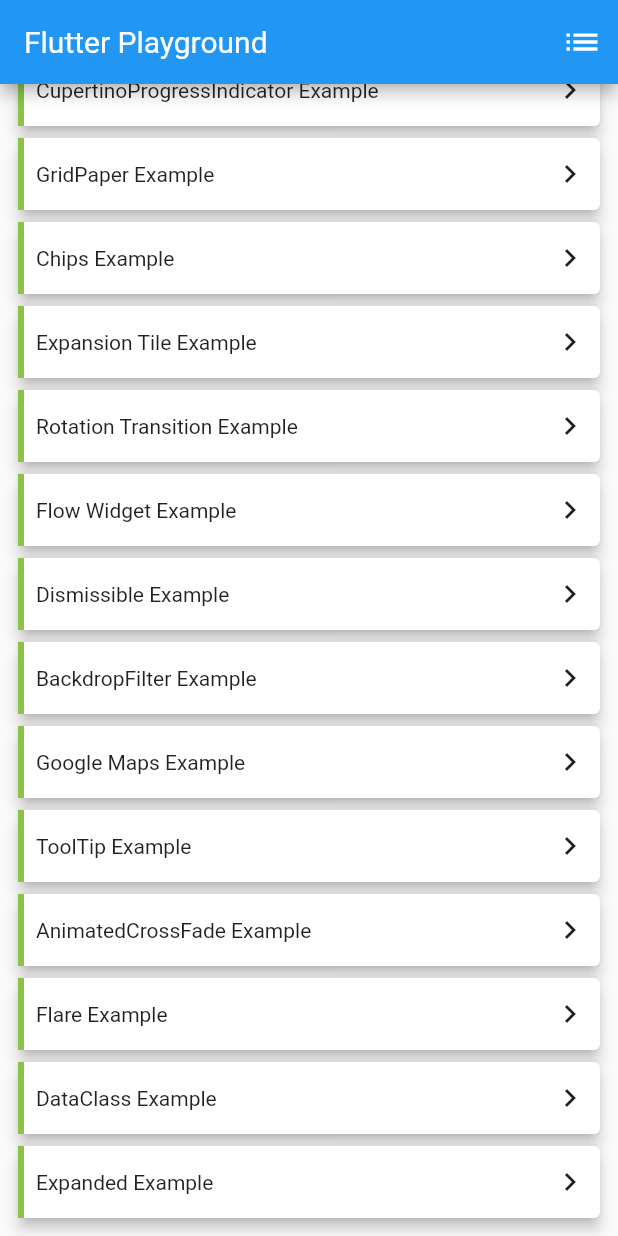
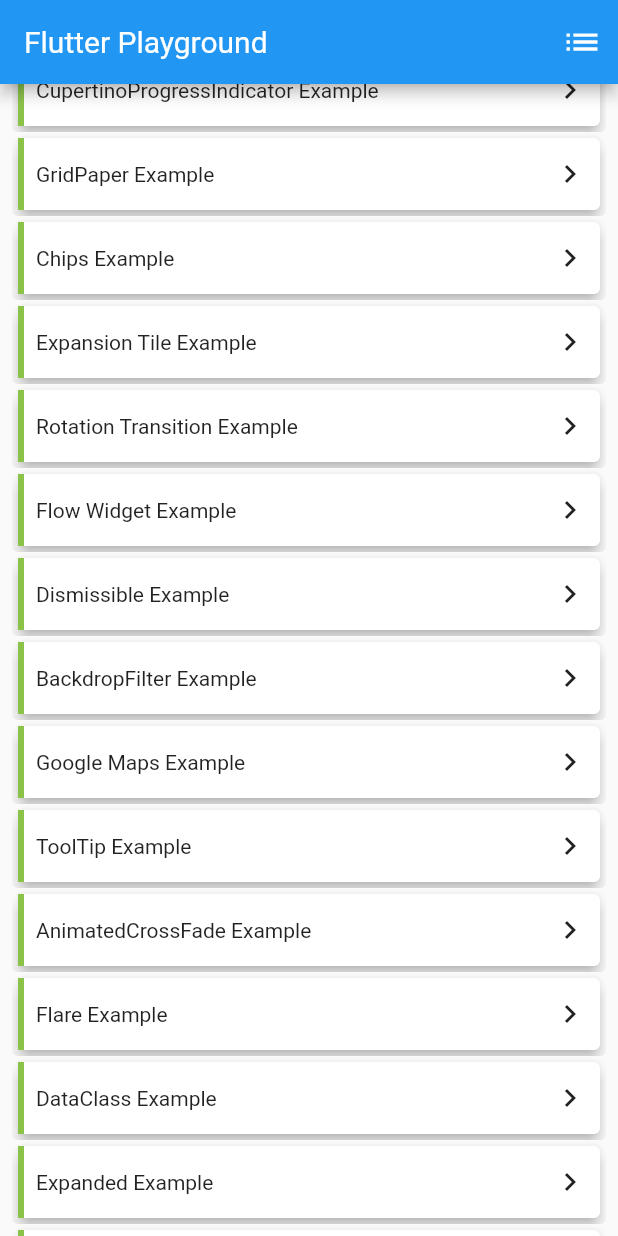
Before and after one commit to ibhavikmakwana/FlutterPlayground, a Flutter app: the screen it shows after launch, scrolled down 1152 dp, on a phone screen of 412 x 824 dp. Run offline on Flutter 3.47's test engine with Material 2 defaults, Android fonts, the phone set to English and light mode, and no system bars; our stand-ins replace flare_flutter, google_maps_flutter; Roboto replaces fonts that are missing (MajorMonoDisplay-Regular.ttf).

Commit message:
wrap example

```diff
--- a/lib/ExampleNameItem.dart
+++ b/lib/ExampleNameItem.dart
@@ -21,8 +21,9 @@ class ExampleNameItem extends StatelessWidget {
 
   @override
   Widget build(BuildContext context) {
-    return Card(
-      shape: RoundedRectangleBorder(borderRadius: BorderRadius.circular(4.0)),
+    return ClipRRect(
+      borderRadius: BorderRadius.circular(4.0),
+      child: Card(
         elevation: 4.0,
         child: Container(
           decoration: BoxDecoration(
@@ -44,7 +45,8 @@ class ExampleNameItem extends StatelessWidget {
               children: <Widget>[
                 Expanded(
                   child: Container(
-                  margin: EdgeInsets.symmetric(vertical: 16.0, horizontal: 8.0),
+                    margin: EdgeInsets.symmetric(
+                        vertical: 16.0, horizontal: 8.0),
                     child: Text(
                       exampleNames.title,
                       softWrap: true,
@@ -63,6 +65,7 @@ class ExampleNameItem extends StatelessWidget {
             ),
           ),
         ),
+      ),
     );
   }
 }
--- a/lib/main.dart
+++ b/lib/main.dart
@@ -6,6 +6,7 @@ import 'package:flutter/material.dart';
 import 'package:flutter_playground/ui/datatable/data_table_example.dart';
 import 'package:flutter_playground/ui/expanded_example/expanded_example.dart';
 import 'package:flutter_playground/ui/flare/flare_example.dart';
+import 'package:flutter_playground/ui/wrap/wrap_example.dart';
 
 import 'imports.dart';
 
@@ -103,6 +104,8 @@ class MyApp extends StatelessWidget {
           DataClassExample(Strings.dataClassExampleTitle),
       Strings.expandedExampleRoute: (BuildContext context) =>
           ExpandedExample(Strings.expandedExampleTitle),
+      Strings.wrapExampleRoute: (BuildContext context) =>
+          WrapExample(Strings.wrapExampleTitle),
     };
   }
 }
@@ -235,4 +238,5 @@ final List<ExampleNames> names = <ExampleNames>[
   ExampleNames(Strings.flareTitle),
   ExampleNames(Strings.dataClassExampleTitle),
   ExampleNames(Strings.expandedExampleTitle),
+  ExampleNames(Strings.wrapExampleTitle),
 ];
--- a/lib/utils/Strings.dart
+++ b/lib/utils/Strings.dart
@@ -57,6 +57,7 @@ class Strings {
   static const String flareRoute = "/Flare Example";
   static const String dataClassExampleRoute = "/DataClass Example";
   static const String expandedExampleRoute = "/Expanded Example";
+  static const String wrapExampleRoute = "/Wrap Example";
 
   ///Strings
   //Titles
@@ -107,4 +108,5 @@ class Strings {
   static const String flareTitle = "Flare Example";
   static const String dataClassExampleTitle = "DataClass Example";
   static const String expandedExampleTitle = "Expanded Example";
+  static const String wrapExampleTitle = "Wrap Example";
 }
```
Also changed, not shown: lib/ui/wrap/wrap_example.dart (added, +56 -0 lines). Lines whose indentation alone changed are shown as unchanged.
